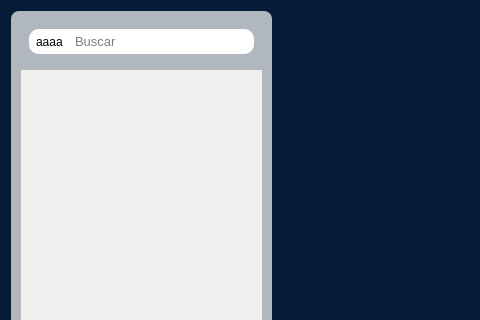
Qt form RawInterfaces/Promociones.ui (Ventthos/PollosExpress) before a commit; both pictures show x 0 to 480 and y 0 to 320 of the 867 by 627 pixel window.
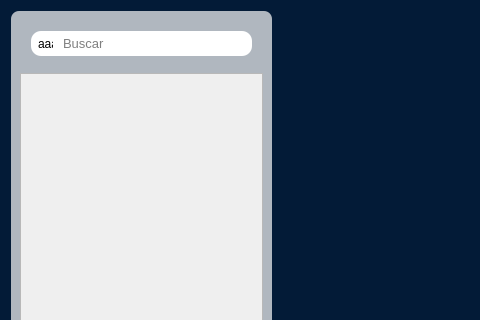
The same form after that commit.

Diff of the .ui file:
```diff
--- a/RawInterfaces/Promociones.ui
+++ b/RawInterfaces/Promociones.ui
@@ -133,16 +133,16 @@
               <number>0</number>
              </property>
              <property name="leftMargin">
-              <number>9</number>
+              <number>11</number>
              </property>
              <property name="topMargin">
-              <number>9</number>
+              <number>11</number>
              </property>
              <property name="rightMargin">
-              <number>9</number>
+              <number>11</number>
              </property>
              <property name="bottomMargin">
-              <number>9</number>
+              <number>11</number>
              </property>
              <item>
               <widget class="QLabel" name="label_2">
@@ -154,8 +154,8 @@
                </property>
                <property name="maximumSize">
                 <size>
-                 <width>40</width>
-                 <height>26</height>
+                 <width>26</width>
+                 <height>40</height>
                 </size>
                </property>
                <property name="text">
@@ -174,9 +174,15 @@
              </item>
              <item>
               <widget class="QLineEdit" name="BuscadorPromociones">
+               <property name="sizePolicy">
+                <sizepolicy hsizetype="Expanding" vsizetype="Minimum">
+                 <horstretch>0</horstretch>
+                 <verstretch>0</verstretch>
+                </sizepolicy>
+               </property>
                <property name="maximumSize">
                 <size>
-                 <width>500</width>
+                 <width>16777215</width>
                  <height>16777215</height>
                 </size>
                </property>
@@ -220,22 +226,32 @@
               <height>16777215</height>
              </size>
             </property>
+            <property name="sizeAdjustPolicy">
+             <enum>QAbstractScrollArea::AdjustToContentsOnFirstShow</enum>
+            </property>
             <property name="widgetResizable">
              <bool>true</bool>
             </property>
+            <property name="alignment">
+             <set>Qt::AlignLeading|Qt::AlignLeft|Qt::AlignTop</set>
+            </property>
             <widget class="QWidget" name="scrollAreaWidgetContents">
              <property name="geometry">
               <rect>
                <x>0</x>
                <y>0</y>
                <width>238</width>
-               <height>499</height>
+               <height>482</height>
               </rect>
              </property>
              <property name="layoutDirection">
               <enum>Qt::LeftToRight</enum>
              </property>
-             <layout class="QVBoxLayout" name="verticalLayout"/>
+             <layout class="QVBoxLayout" name="verticalLayout">
+              <property name="spacing">
+               <number>2</number>
+              </property>
+             </layout>
             </widget>
            </widget>
           </item>
```
Left out of the diff: 3 changed lines with no effect on the pictures.
